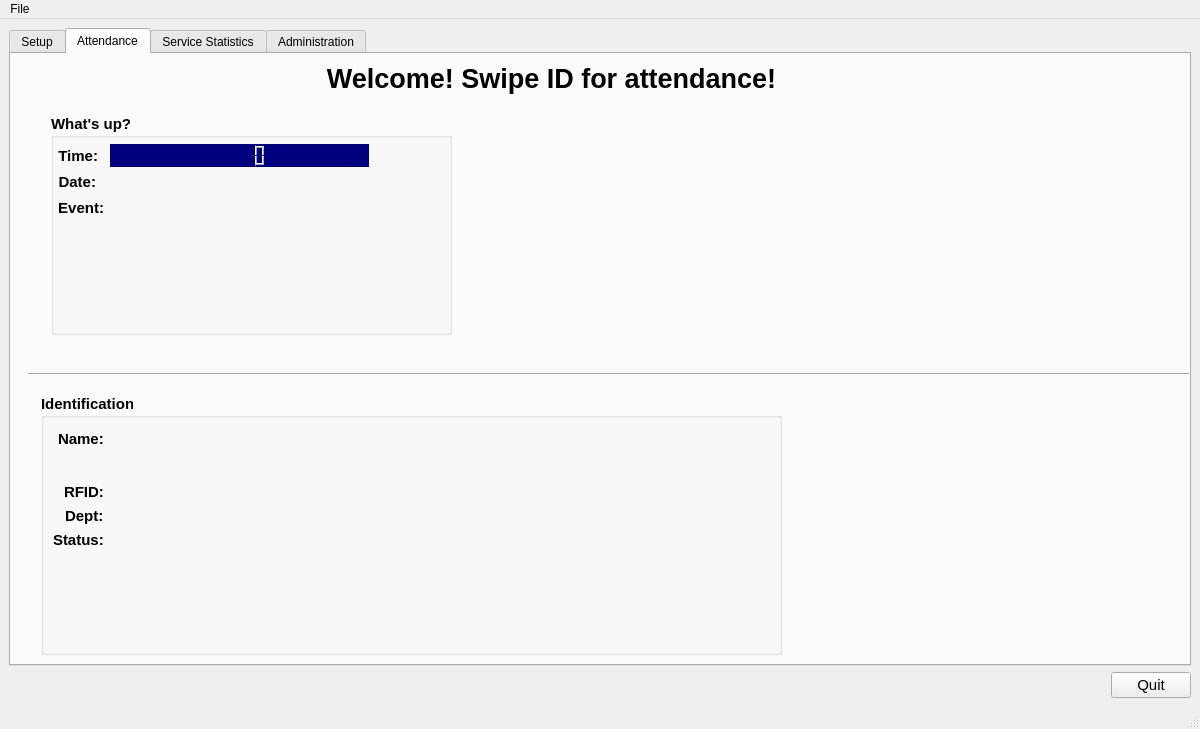
Qt form tabbed.ui (dnth/AttTracker-pyside) before a commit.
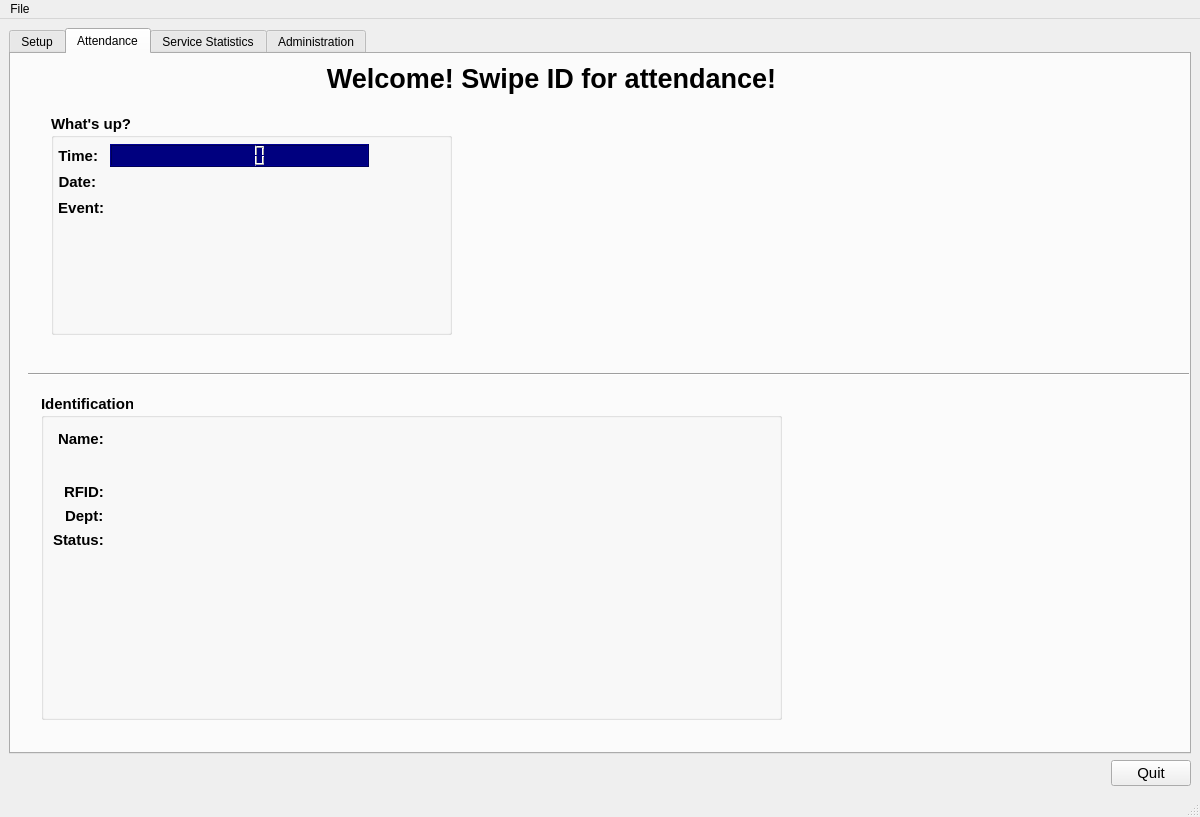
The same form after that commit. Icons and pictures are not drawn. Custom widgets are drawn as their Qt base class.

```diff
--- a/tabbed.ui
+++ b/tabbed.ui
@@ -7,7 +7,7 @@
     <x>0</x>
     <y>0</y>
     <width>1200</width>
-    <height>729</height>
+    <height>817</height>
    </rect>
   </property>
   <property name="sizePolicy">
@@ -387,7 +387,7 @@
           <x>30</x>
           <y>340</y>
           <width>741</width>
-          <height>261</height>
+          <height>326</height>
          </rect>
         </property>
         <layout class="QVBoxLayout" name="verticalLayout_5">
```
Left out of the diff: 2 changed lines with no effect on the pictures.
